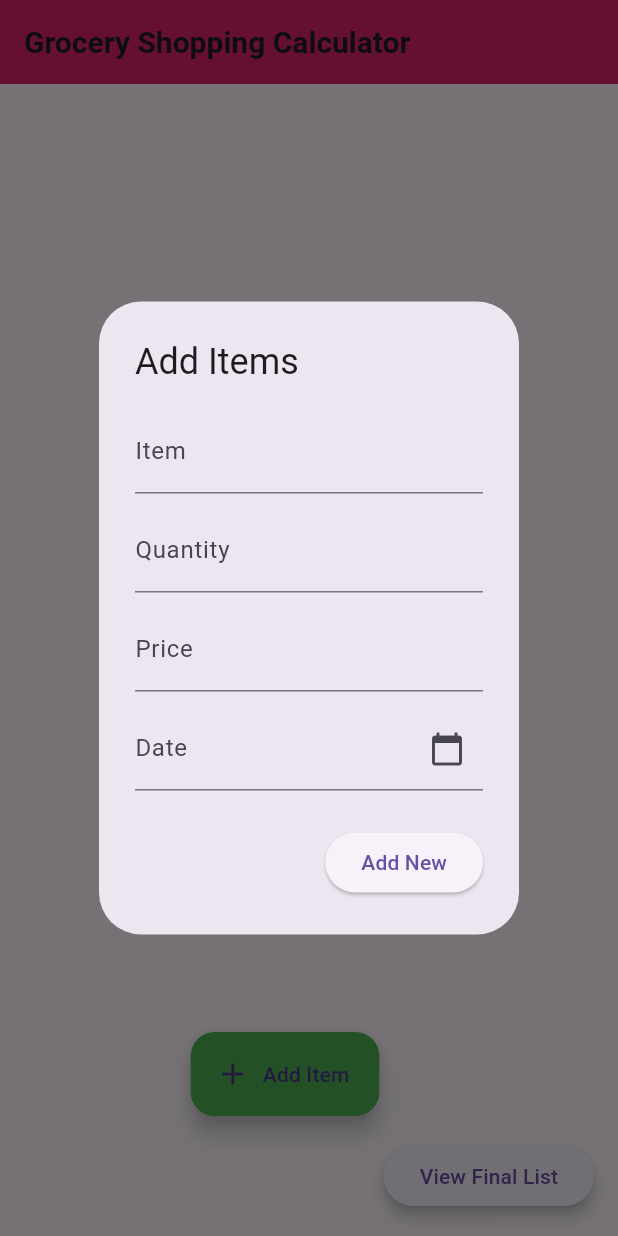
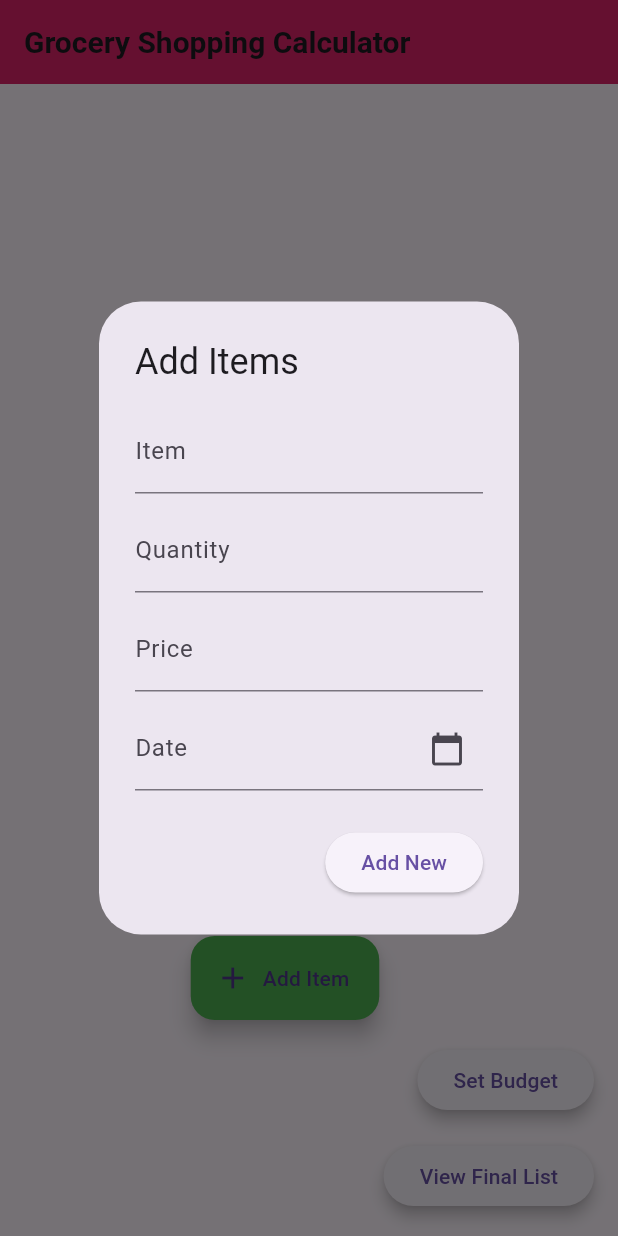
Before and after one commit to kaushik-1112/Grocery-price-calculator, a Flutter app: the screen it shows after launch, after a tap on "Add Item", on a phone screen of 412 x 824 dp. Run offline on Flutter 3.47's test engine with Material 3 defaults, Android fonts, the light colour scheme and no system bars; our stand-ins replace flutter_local_notifications, hive, hive_flutter, shared_preferences; accounts and stored records are empty.

Commit message:
push notifications

```diff
--- a/lib/app.dart
+++ b/lib/app.dart
@@ -1,5 +1,6 @@
 import 'package:flutter/material.dart';
 import 'package:shared_preferences/shared_preferences.dart';
+import 'package:flutter_local_notifications/flutter_local_notifications.dart';
 import 'package:flutter_video/hivecode.dart';
 import 'package:flutter_video/FinalPage.dart';
 
@@ -12,11 +13,23 @@ class Demo extends StatefulWidget {
 
 class _DemoState extends State<Demo> {
   List<Map<String, dynamic>> _groceryItem = [];
+  late FlutterLocalNotificationsPlugin flutterLocalNotificationsPlugin;
+  double? budget; // Change to nullable double to handle user input
 
   @override
   void initState() {
     super.initState();
     _loadGroceryItems();
+    flutterLocalNotificationsPlugin = FlutterLocalNotificationsPlugin();
+    _initializeNotifications();
+  }
+
+  Future<void> _initializeNotifications() async {
+    const AndroidInitializationSettings initializationSettingsAndroid =
+        AndroidInitializationSettings('@mipmap/ic_launcher');
+    final InitializationSettings initializationSettings =
+        InitializationSettings(android: initializationSettingsAndroid);
+    await flutterLocalNotificationsPlugin.initialize(initializationSettings);
   }
 
   Future<void> _loadGroceryItems() async {
@@ -25,9 +38,10 @@ class _DemoState extends State<Demo> {
     });
   }
 
+  final _budgetController = TextEditingController(); // Controller for budget input field
   final _itemController = TextEditingController();
   final _quantityController = TextEditingController();
-  final _priceController = TextEditingController(); // Added price controller
+  final _priceController = TextEditingController();
   final _dateController = TextEditingController();
   DateTime _selectedDate = DateTime.now();
 
@@ -38,14 +52,13 @@ class _DemoState extends State<Demo> {
         title: Text(
           'Grocery Shopping Calculator',
           style: TextStyle(
-      fontSize: 20, // Adjust the font size
-      fontWeight: FontWeight.bold, // Apply bold font weight
+            fontSize: 20,
+            fontWeight: FontWeight.bold,
           ),
         ),
-  elevation: 4, // Add elevation to give it a material look
-  backgroundColor: Colors.pink, // Customize the background color
+        elevation: 4,
+        backgroundColor: Colors.pink,
       ),
-
       body: _groceryItem.isEmpty
           ? Center(
               child: Text(
@@ -68,7 +81,7 @@ class _DemoState extends State<Demo> {
                             children: [
                               Text(_item['item']),
                               Text(
-                                'Rs.${_item['price']}', // Displaying price
+                                'Rs.${_item['price']}',
                                 style: TextStyle(color: Colors.green),
                               ),
                             ],
@@ -91,8 +104,8 @@ class _DemoState extends State<Demo> {
               },
             ),
       floatingActionButton: Column(
-  mainAxisAlignment: MainAxisAlignment.center, // Center the "Add" button vertically
-  crossAxisAlignment: CrossAxisAlignment.end, // Align the buttons to the end horizontally
+        mainAxisAlignment: MainAxisAlignment.center,
+        crossAxisAlignment: CrossAxisAlignment.end,
         children: [
           Expanded(
             child: Align(
@@ -102,8 +115,18 @@ class _DemoState extends State<Demo> {
                 icon: Icon(Icons.add),
                 label: Text('Add Item'),
                 tooltip: 'Add a new grocery item',
-          backgroundColor: Colors.green, // Customize background color
+                backgroundColor: Colors.green,
               ),
+            ),
+          ),
+          SizedBox(height: 16),
+          ElevatedButton(
+            onPressed: () {
+              _showBudgetDialog(context); // Show budget input dialog
+            },
+            child: Text('Set Budget'),
+            style: ElevatedButton.styleFrom(
+              elevation: 4,
             ),
           ),
           SizedBox(height: 16),
@@ -111,12 +134,11 @@ class _DemoState extends State<Demo> {
             onPressed: _saveGroceryList,
             child: Text('View Final List'),
             style: ElevatedButton.styleFrom(
-        elevation: 4, // Adjust elevation as needed
+              elevation: 4,
             ),
           ),
         ],
       ),
-
     );
   }
 
@@ -132,7 +154,23 @@ class _DemoState extends State<Demo> {
       ),
     );
 
-    // Navigate to FinalPage with the grocery list
+    double totalPrice = _groceryItem.fold(0, (total, item) => total + (item['price']*item['quantity']));
+
+    String message = 'Final price is: Rs.$totalPrice';
+
+    _showNotification(message);
+
+    if (budget != null) {
+      if (totalPrice > budget!) {
+        _showNotification('Your final price exceeds your wallet. No sufficient money.');
+      } else {
+        double remainingAmount = budget! - totalPrice;
+        _showNotification('List created. Here\'s your remaining in wallet: Rs.$remainingAmount');
+      }
+    } else {
+      _showNotification('Budget not set. Please set your budget.');
+    }
+
     Navigator.push(
       context,
       MaterialPageRoute(
@@ -141,12 +179,27 @@ class _DemoState extends State<Demo> {
     );
   }
 
+  void _showNotification(String message) async {
+    const AndroidNotificationDetails androidPlatformChannelSpecifics =
+        AndroidNotificationDetails('your channel id', 'your channel name', 'your channel description',
+            importance: Importance.max, priority: Priority.high, ticker: 'ticker');
+    const NotificationDetails platformChannelSpecifics =
+        NotificationDetails(android: androidPlatformChannelSpecifics);
+    await flutterLocalNotificationsPlugin.show(
+      0,
+      'Grocery List',
+      message,
+      platformChannelSpecifics,
+      payload: 'item x',
+    );
+  }
+
   void _groceryModel(BuildContext context, int? key) {
     if (key != null) {
       final _currentItem = _groceryItem.firstWhere((item) => item['key'] == key);
       _itemController.text = _currentItem['item'];
       _quantityController.text = _currentItem['quantity'].toString();
-      _priceController.text = _currentItem['price'].toStringAsFixed(2); // Assuming price is stored as a double
+      _priceController.text = _currentItem['price'].toStringAsFixed(2);
       _dateController.text = _currentItem['date'];
     } else {
       _itemController.clear();
@@ -179,14 +232,14 @@ class _DemoState extends State<Demo> {
                 if (key == null) {
                   HiveHelper.addItem({
                     'item': _itemController.text,
-                    'quantity': int.parse(_quantityController.text), // Parse quantity as integer
+                    'quantity': int.parse(_quantityController.text),
                     'price': price,
                     'date': _selectedDate.toString().split(' ')[0],
                   });
                 } else {
                   HiveHelper.updateItem(key, {
                     'item': _itemController.text,
-                    'quantity': int.parse(_quantityController.text), // Parse quantity as integer
+                    'quantity': int.parse(_quantityController.text),
                     'price': price,
                     'date': _selectedDate.toString().split(' ')[0],
                   });
@@ -222,7 +275,7 @@ class _DemoState extends State<Demo> {
   Widget _buildQuantityField(TextEditingController _controller, String hint) {
     return TextField(
       controller: _controller,
-      keyboardType: TextInputType.number, // Set input type to number
+      keyboardType: TextInputType.number,
       decoration: InputDecoration(
         hintText: hint,
         labelText: hint,
@@ -257,4 +310,34 @@ class _DemoState extends State<Demo> {
       readOnly: true,
     );
   }
+
+  void _showBudgetDialog(BuildContext context) {
+    showDialog(
+      context: context,
+      builder: (BuildContext context) {
+        return AlertDialog(
+          title: Text('Set Budget'),
+          content: TextFormField(
+            controller: _budgetController,
+            keyboardType: TextInputType.number,
+            decoration: InputDecoration(
+              hintText: 'Enter your budget',
+              labelText: 'Budget',
+            ),
+          ),
+          actions: <Widget>[
+            ElevatedButton(
+              onPressed: () {
+                setState(() {
+                  budget = double.tryParse(_budgetController.text);
+                });
+                Navigator.of(context).pop();
+              },
+              child: Text('Set'),
+            ),
+          ],
+        );
+      },
+    );
   }
+}
--- a/pubspec.yaml
+++ b/pubspec.yaml
@@ -29,6 +29,7 @@ dependencies:
     sdk: flutter
   shared_preferences: ^2.0.8
   sqflite: ^2.0.0
+  flutter_local_notifications: ^8.2.0
 
 dev_dependencies:
   flutter_test:
```
Also changed, not shown: pubspec.lock, 2 other files. Lines whose indentation alone changed are shown as unchanged.
